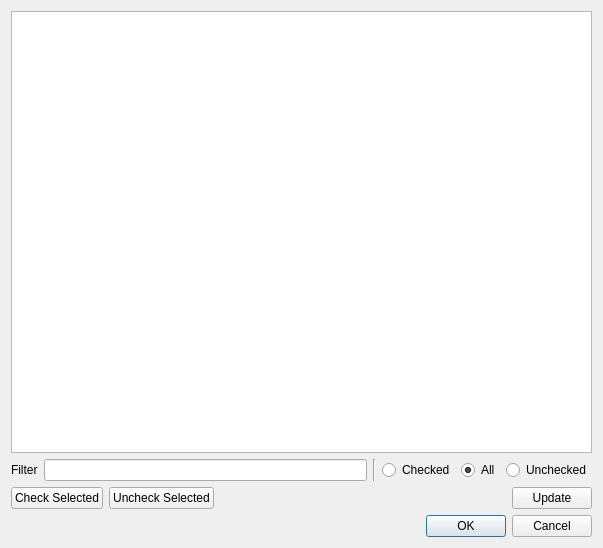
First picture: the form in neurolabi/gui/dialogs/flyemtododialog.ui, repository janelia-flyem/NeuTu, before the edit.
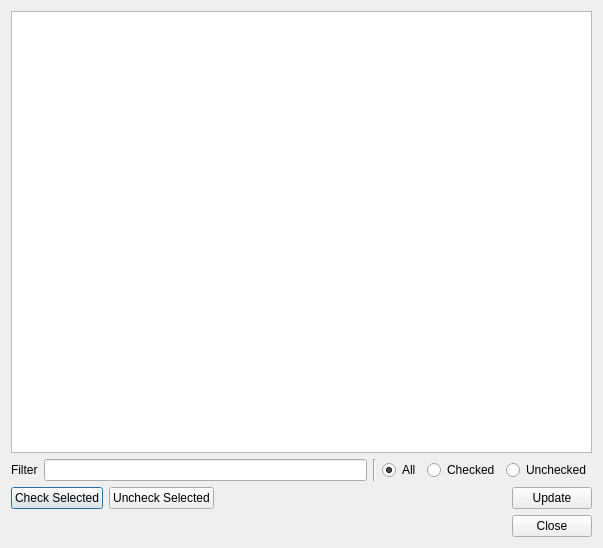
Second picture: the form after the edit. Custom widgets are drawn as their Qt base class.

Commit message: add todo checking in todo dialog

```diff
--- a/neurolabi/gui/dialogs/flyemtododialog.ui
+++ b/neurolabi/gui/dialogs/flyemtododialog.ui
@@ -36,13 +36,6 @@
        </property>
       </widget>
      </item>
-     <item>
-      <widget class="QRadioButton" name="checkedRadioButton">
-       <property name="text">
-        <string>Checked</string>
-       </property>
-      </widget>
-     </item>
      <item>
       <widget class="QRadioButton" name="allRadioButton">
        <property name="text">
@@ -53,6 +46,13 @@
        </property>
       </widget>
      </item>
+     <item>
+      <widget class="QRadioButton" name="checkedRadioButton">
+       <property name="text">
+        <string>Checked</string>
+       </property>
+      </widget>
+     </item>
      <item>
       <widget class="QRadioButton" name="uncheckedRadioButton">
        <property name="text">
@@ -106,7 +106,7 @@
       <enum>Qt::Horizontal</enum>
      </property>
      <property name="standardButtons">
-      <set>QDialogButtonBox::Cancel|QDialogButtonBox::Ok</set>
+      <set>QDialogButtonBox::Close</set>
      </property>
     </widget>
    </item>
```
Left out of the diff: 4 changed lines with no effect on the pictures. The commit also changes 4 other files.
